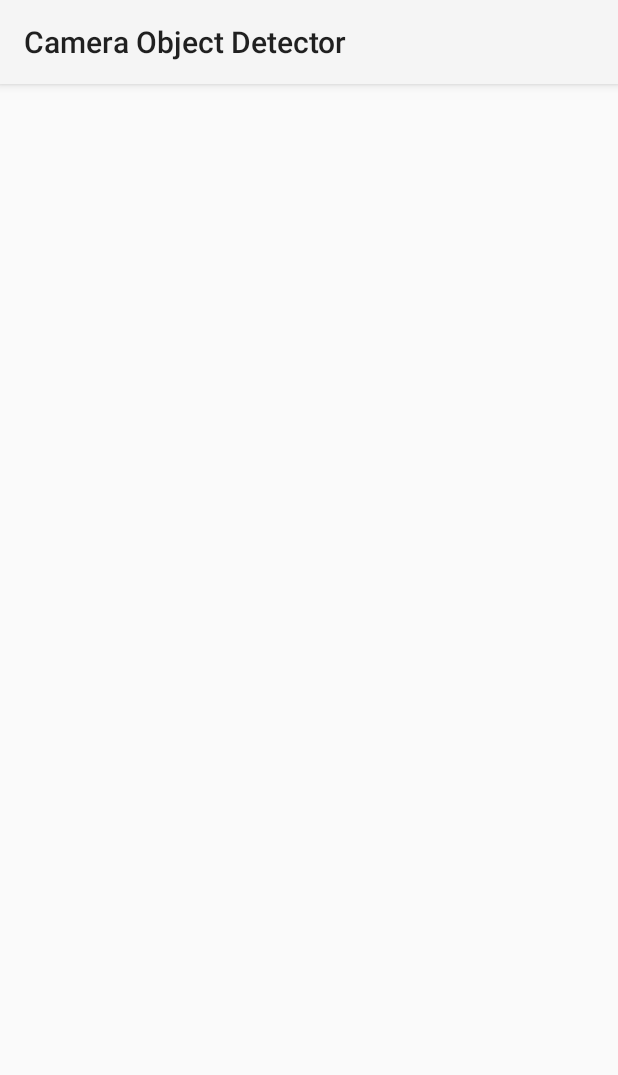
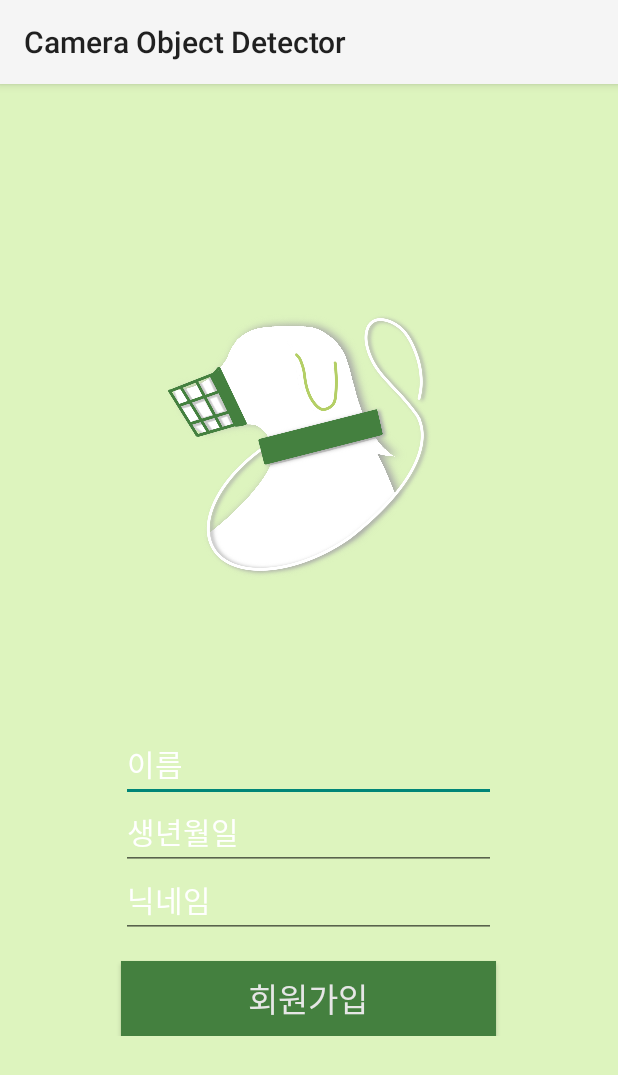
Before and after one commit to parkchowon/PET-READER, an Android app: the RegisterActivity screen opened directly, with no data from a screen before it, on a phone screen of 412 x 824 dp. Shown: the top 1075 px of the screen. Run offline under Robolectric (Android 15) with nearby library versions, the phone set to English and light mode, and no system bars; libraries missing offline, so code that uses them is left out: com.example.android.

Commit message:
로그인, 회원가입 xml

```diff
--- a/tflite/src/main/res/layout/activity_register.xml
+++ b/tflite/src/main/res/layout/activity_register.xml
@@ -1,9 +1,69 @@
 <?xml version="1.0" encoding="utf-8"?>
-<androidx.constraintlayout.widget.ConstraintLayout xmlns:android="http://schemas.android.com/apk/res/android"
+<androidx.constraintlayout.widget.ConstraintLayout
+    xmlns:android="http://schemas.android.com/apk/res/android"
     xmlns:app="http://schemas.android.com/apk/res-auto"
     xmlns:tools="http://schemas.android.com/tools"
     android:layout_width="match_parent"
     android:layout_height="match_parent"
+    android:background="@color/bg_color2"
     tools:context="com.example.android.camerax.tflite.Login.RegisterActivity">
 
+    <LinearLayout
+        android:layout_width="match_parent"
+        android:layout_height="wrap_content"
+        android:orientation="vertical"
+        app:layout_constraintBottom_toBottomOf="parent"
+        app:layout_constraintTop_toTopOf="parent">
+
+        <ImageView
+            android:id="@+id/registerLogo"
+            android:layout_width="200dp"
+            android:layout_height="200dp"
+            android:layout_gravity="center"
+            android:layout_marginBottom="100dp"
+            android:src="@drawable/logo" />
+
+        <EditText
+            android:id="@+id/registerEditTextName"
+            android:layout_width="250dp"
+            android:layout_height="45dp"
+            android:layout_gravity="center"
+            android:fontFamily="@font/sd6"
+            android:hint="이름"
+            android:textColorHint="@color/white"
+            android:textSize="20sp" />
+
+        <EditText
+            android:id="@+id/registerEditTextBirth"
+            android:layout_width="250dp"
+            android:layout_height="45dp"
+            android:layout_gravity="center"
+            android:fontFamily="@font/sd6"
+            android:hint="생년월일"
+            android:textColorHint="@color/white"
+            android:textSize="20sp" />
+
+        <EditText
+            android:id="@+id/registerEditTextNickname"
+            android:layout_width="250dp"
+            android:layout_height="45dp"
+            android:layout_gravity="center"
+            android:fontFamily="@font/sd6"
+            android:hint="닉네임"
+            android:textColorHint="@color/white"
+            android:textSize="20sp" />
+
+        <Button
+            android:id="@+id/registerBtn"
+            android:layout_width="250dp"
+            android:layout_height="50dp"
+            android:layout_gravity="center"
+            android:layout_marginTop="15dp"
+            android:background="@color/main_color"
+            android:fontFamily="@font/sd5"
+            android:text="회원가입"
+            android:textColor="@color/gray"
+            android:textSize="22dp" />
+
+    </LinearLayout>
 </androidx.constraintlayout.widget.ConstraintLayout>
--- a/tflite/src/main/res/values/colors.xml
+++ b/tflite/src/main/res/values/colors.xml
@@ -8,5 +8,8 @@
     <color name="black">#FF000000</color>
     <color name="white">#FFFFFFFF</color>
     <color name="bg_color1">#F6F8FB</color>
+    <color name="bg_color2">#DDF4BE</color>
     <color name="main_color1">#007CE4</color>
+    <color name="gray">#E6E6E6</color>
+    <color name="main_color">#44803f</color>
 </resources>
```
Also changed, not shown: tflite/src/main/java/com/example/android/camerax/tflite/Login/LoginActivity.kt (+12 -0 lines), tflite/src/main/res/layout/activity_login.xml (+64 -1 lines).
